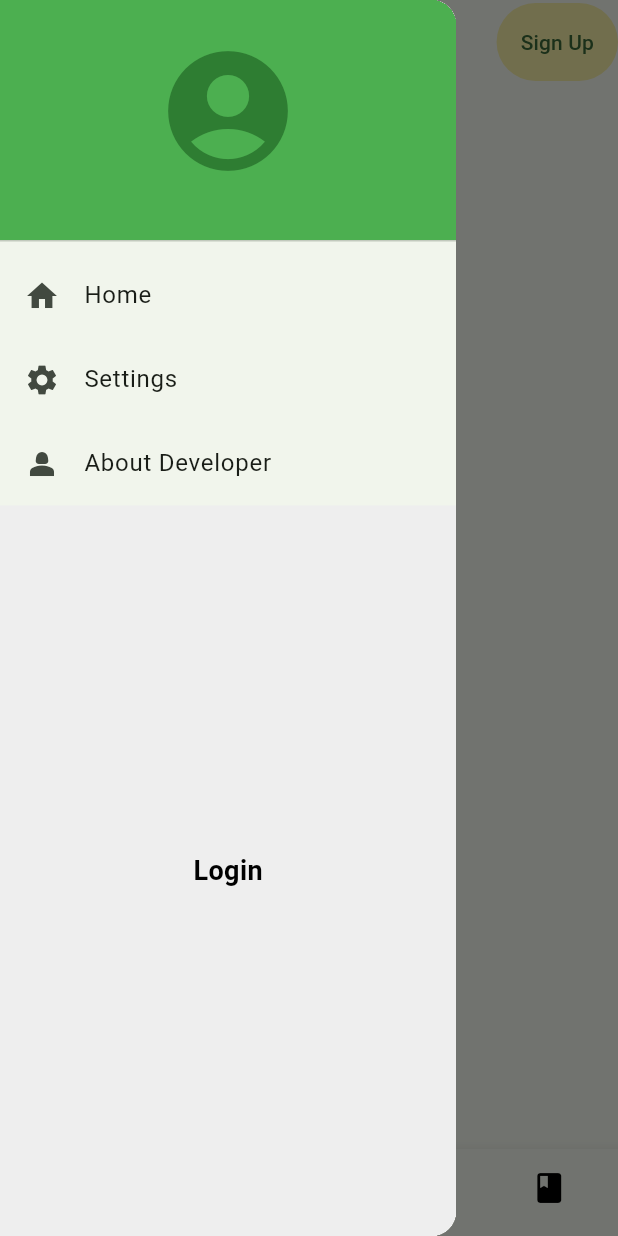
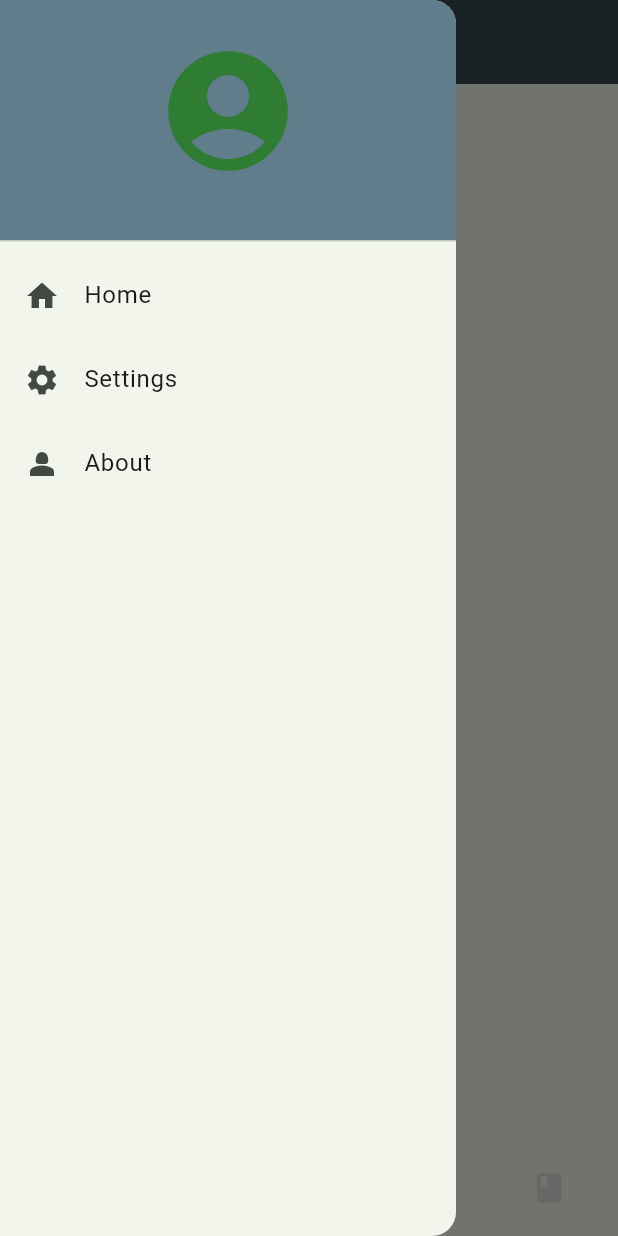
Before and after one commit to GianDMarquez/sleepybuddy, a Flutter app: the screen it shows after launch, with the side drawer open, on a phone screen of 412 x 824 dp. Run offline on Flutter 3.47's test engine with Material 3 defaults, Android fonts, the phone set to English and light mode, and no system bars.

Commit message:
i lost my code

```diff
--- a/lib/main.dart
+++ b/lib/main.dart
@@ -14,25 +14,10 @@ class MyApp extends StatelessWidget {
     return MaterialApp(
       title: 'SleepList App',
       theme: ThemeData(
-        // This is the theme of your application.
-        //
-        // TRY THIS: Try running your application with "flutter run". You'll see
-        // the application has a purple toolbar. Then, without quitting the app,
-        // try changing the seedColor in the colorScheme below to Colors.green
-        // and then invoke "hot reload" (save your changes or press the "hot
-        // reload" button in a Flutter-supported IDE, or press "r" if you used
-        // the command line to start the app).
-        //
-        // Notice that the counter didn't reset back to zero; the application
-        // state is not lost during the reload. To reset the state, use hot
-        // restart instead.
-        //
-        // This works for code too, not just values: Most code changes can be
-        // tested with just a hot reload.
         colorScheme: ColorScheme.fromSeed(seedColor: Colors.green),
         //primarySwatch: Colors.blue
         useMaterial3: true,
-        // TODO: text Theme
+        // TODO: THEMES
         //textTheme:
         //scaffoldBackgroundColor: Colors.blue, //Color(0xDAD7CD) , //gray
       ),
@@ -43,17 +28,6 @@ class MyApp extends StatelessWidget {
 
 class MyHomePage extends StatefulWidget {
   const MyHomePage({super.key, required this.title});
-  //idk what this.tittle means? Is that saying it's just forced to print MyHomePage
-
-  // This widget is the home page of your application. It is stateful, meaning
-  // that it has a State object (defined below) that contains fields that affect
-  // how it looks.
-
-  // This class is the configuration for the state. It holds the values (in this
-  // case the title) provided by the parent (in this case the App widget) and
-  // used by the build method of the State. Fields in a Widget subclass are
-  // always marked "final".
-
   final String title;
   //start bottomNavStuffHere
   @override
@@ -81,8 +55,9 @@ class _MyHomePageState extends State<MyHomePage> {
   Widget build(BuildContext context) {
     return Scaffold(
       appBar: AppBar(
-        title: const Text('Sleep List Test'),
-        actions: <Widget>[
+        title: const Text('Sleep List'),
+        backgroundColor: Colors.blueGrey[800] //primary dark?
+        /*actions: <Widget>[
           TextButton(
             style: TextButton.styleFrom(
               backgroundColor: const Color.fromARGB(255, 247, 239, 167),
@@ -94,6 +69,7 @@ class _MyHomePageState extends State<MyHomePage> {
             child: const Text('Sign Up'))
         ]
         //top bar
+        //for sign up button*/
       ),
       drawer: _AndroidDrawer(), // Use _AndroidDrawer as the drawer
       body: Center(
@@ -115,7 +91,7 @@ class _AndroidDrawer extends StatelessWidget {
         crossAxisAlignment: CrossAxisAlignment.stretch,
         children: [
           DrawerHeader(
-            decoration: const BoxDecoration(color: Colors.green),
+            decoration: const BoxDecoration(color: Colors.blueGrey),
             child: Padding(
               padding: const EdgeInsets.only(bottom: 20),
               child: Icon(
@@ -141,7 +117,7 @@ class _AndroidDrawer extends StatelessWidget {
           ),
           ListTile(
             leading: Icon(Icons.person_2),
-            title: const Text('About Developer'),
+            title: const Text('About'),
             onTap: () {
               Navigator.pop(context);
             },
@@ -152,12 +128,12 @@ class _AndroidDrawer extends StatelessWidget {
                 // Handle the tap on the custom button
                 Navigator.pop(context); // Close the drawer
                 // Add your logic here for the button action
-              },
+              },/*
+
               child: Container(
                 color: Colors.grey.shade200, // Background color of the button
                 child: Center(
-                  child: Text(
-                    'Login',
+                  child: Text('Login',
                     style: TextStyle(
                       fontSize: 18,
                       fontWeight: FontWeight.bold,
@@ -165,7 +141,7 @@ class _AndroidDrawer extends StatelessWidget {
                     ),
                   ),
                 ),
-              ),
+              ),*/
             ),
           ),
         ],
@@ -207,8 +183,9 @@ class BottomNavBar extends StatelessWidget {
         ),
       ],
       currentIndex: selectedIndex,
-      selectedItemColor: Colors.green,
-      unselectedItemColor: Colors.black,
+      //TODO: make colors
+      selectedItemColor: Color(0xFF778DA9), // Set the selected item color
+      unselectedItemColor: Color(0xFFE0E1DD), // Set the unselected item color
       onTap: onItemTapped,
     );
   }
```
Also changed, not shown: lib/home_tab.dart (added), lib/journal_tab.dart (added).
